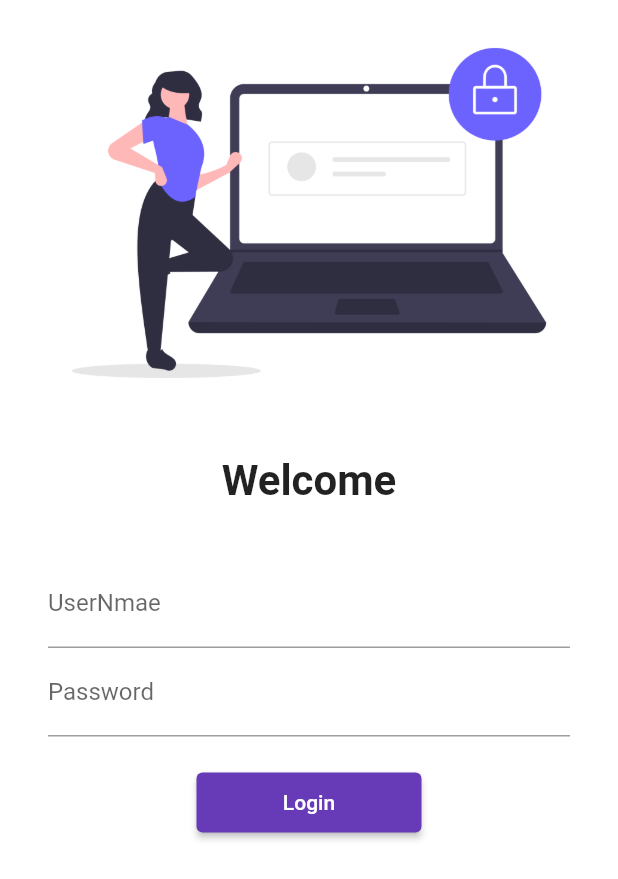
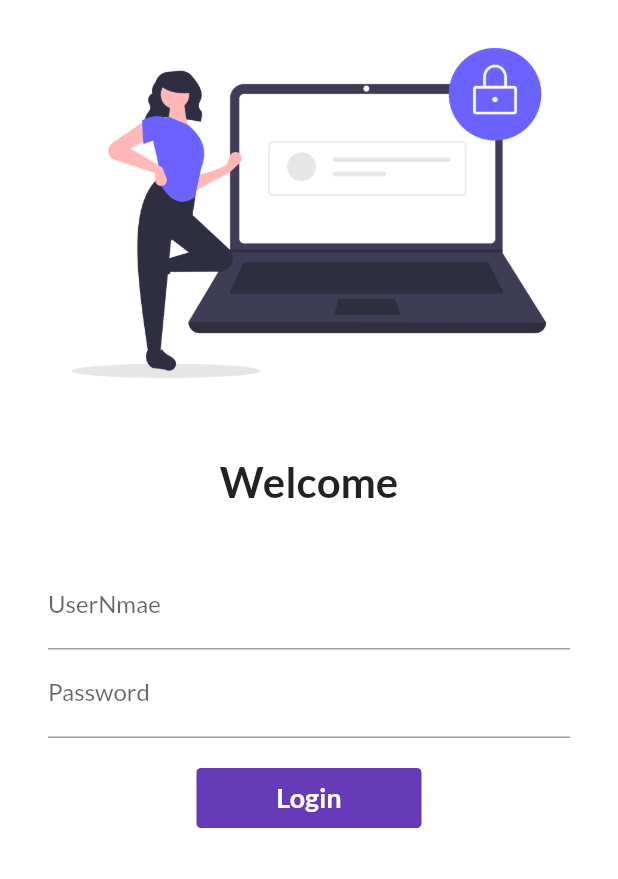
Before and after one commit to Abhi8899/30DaysOfFlutter, a Flutter app: the screen it shows after launch, on a phone screen of 412 x 824 dp. Shown: the top 879 px of the screen. Run offline on Flutter 3.47's test engine with Material 2 defaults, Android fonts, the phone set to English and light mode, and no system bars; our stand-ins replace google_fonts.

Commit message:
day 6 completed

```diff
--- a/lib/layouts/login_page.dart
+++ b/lib/layouts/login_page.dart
@@ -1,10 +1,17 @@
-// ignore_for_file: prefer_const_constructors, duplicate_ignore
+// ignore_for_file: prefer_const_constructors, duplicate_ignore, use_build_context_synchronously
 
 import 'package:demo/utils/routes.dart';
 import 'package:flutter/material.dart';
 
-class LoginPage extends StatelessWidget {
+class LoginPage extends StatefulWidget {
   const LoginPage({super.key});
+
+  @override
+  State<LoginPage> createState() => _LoginPageState();
+}
+
+class _LoginPageState extends State<LoginPage> {
+  bool changeButton = false;
 
   @override
   Widget build(BuildContext context) {
@@ -47,13 +54,51 @@ class LoginPage extends StatelessWidget {
                   SizedBox(
                     height: 20.0,
                   ),
-                  ElevatedButton(
-                    onPressed: () {
+                  InkWell(
+                    onTap: () async {
+                      setState(() {
+                        changeButton = true;
+                        //
+                      });
+
+                      await Future.delayed(
+                        Duration(seconds: 1),
+                      );
                       Navigator.pushNamed(context, MyRoutes.homeRoute);
                     },
-                    style: TextButton.styleFrom(minimumSize: Size(150, 40)),
-                    child: Text("Login"),
+                    child: AnimatedContainer(
+                      duration: Duration(seconds: 1),
+                      width: changeButton ? 40 : 150,
+                      height: 40,
+                      alignment: Alignment.center,
+                      // ignore: sort_child_properties_last
+                      child: changeButton
+                          ? Icon(
+                              Icons.done,
+                              color: Colors.white,
+                            )
+                          : Text(
+                              "Login",
+                              style: TextStyle(
+                                  fontSize: 18,
+                                  fontWeight: FontWeight.bold,
+                                  color: Colors.white),
+                            ),
+                      decoration: BoxDecoration(
+                          // shape:
+                          //     changeButton ? BoxShape.circle : BoxShape.rectangle,
+                          color: Colors.deepPurple,
+                          borderRadius:
+                              BorderRadius.circular(changeButton ? 40 : 3)),
+                    ),
                   ),
+                  // ElevatedButton(
+                  //   onPressed: () {
+                  //     Navigator.pushNamed(context, MyRoutes.homeRoute);
+                  //   },
+                  //   style: TextButton.styleFrom(minimumSize: Size(150, 40)),
+                  //   child: Text("Login"),
+                  // ),
                 ],
               ),
             )
--- a/lib/main.dart
+++ b/lib/main.dart
@@ -1,5 +1,7 @@
 import 'package:demo/layouts/home_page.dart';
 import 'package:demo/layouts/login_page.dart';
+import 'package:demo/utils/routes.dart';
+import 'package:google_fonts/google_fonts.dart';
 import 'package:flutter/material.dart';
 
 void main() {
@@ -13,11 +15,15 @@ class MyApp extends StatelessWidget {
   Widget build(BuildContext context) {
     return MaterialApp(
       themeMode: ThemeMode.light,
-      theme: ThemeData(primarySwatch: Colors.deepPurple),
+      theme: ThemeData(
+        primarySwatch: Colors.deepPurple,
+        fontFamily: GoogleFonts.lato().fontFamily,
+      ),
       darkTheme: ThemeData(brightness: Brightness.dark),
       routes: {
         "/": (context) => const LoginPage(),
-        "/home": (context) => const HomePage(),
+        MyRoutes.loginRoute: (context) => const LoginPage(),
+        MyRoutes.homeRoute: (context) => const HomePage(),
       },
     );
   }
--- /dev/null
+++ b/lib/utils/routes.dart
@@ -0,0 +1,4 @@
+class MyRoutes {
+  static String loginRoute = "/login";
+  static String homeRoute = "/home";
+}
--- a/pubspec.yaml
+++ b/pubspec.yaml
@@ -36,6 +36,7 @@ dependencies:
   # The following adds the Cupertino Icons font to your application.
   # Use with the CupertinoIcons class for iOS style icons.
   cupertino_icons: ^1.0.2
+  google_fonts: ^3.0.1
 
 dev_dependencies:
   flutter_test:
@@ -61,7 +62,7 @@ flutter:
 
   # To add assets to your application, add an assets section, like this:
   assets:
-    - assets/images
+    - assets/images/
   #   - images/a_dot_ham.jpeg
 
   # An image asset can refer to one or more resolution-specific "variants", see
```
Also changed, not shown: pubspec.lock, 1 other file.
